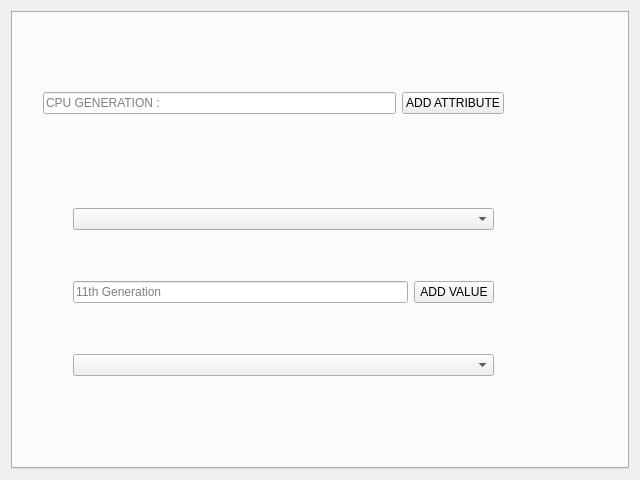
First picture: the form in widgets/home.ui, repository abdulroufsidhu/bms, before the edit.
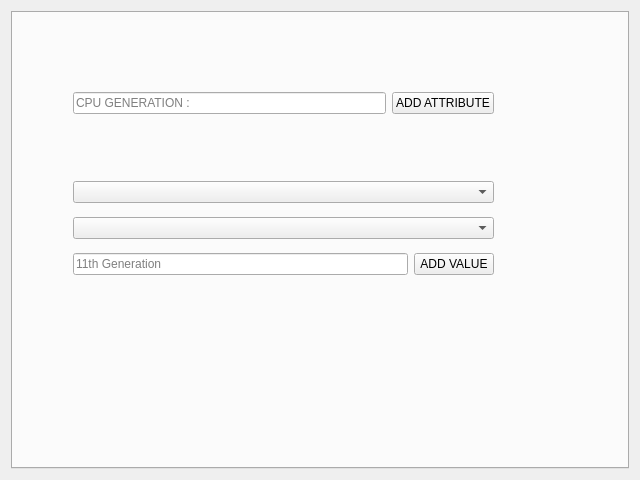
Second picture: the form after the edit.

Commit message: attribs algo implemented now attribs widget needs to be created

```diff
--- a/widgets/home.ui
+++ b/widgets/home.ui
@@ -29,9 +29,9 @@
       <widget class="QWidget" name="horizontalLayoutWidget">
        <property name="geometry">
         <rect>
-         <x>30</x>
+         <x>60</x>
          <y>60</y>
-         <width>461</width>
+         <width>421</width>
          <height>61</height>
         </rect>
        </property>
@@ -59,15 +59,18 @@
        <property name="geometry">
         <rect>
          <x>60</x>
-         <y>150</y>
+         <y>160</y>
          <width>421</width>
-         <height>261</height>
+         <height>111</height>
         </rect>
        </property>
        <layout class="QVBoxLayout" name="verticalLayout">
         <item>
          <widget class="QComboBox" name="cb_attrib_add_val"/>
         </item>
+        <item>
+         <widget class="QComboBox" name="cb_branch"/>
+        </item>
         <item>
          <layout class="QHBoxLayout" name="horizontalLayout_2">
           <item>
@@ -86,9 +89,6 @@
           </item>
          </layout>
         </item>
-        <item>
-         <widget class="QComboBox" name="cb_branch"/>
-        </item>
        </layout>
       </widget>
      </widget>
```
The commit also changes 7 other files.
